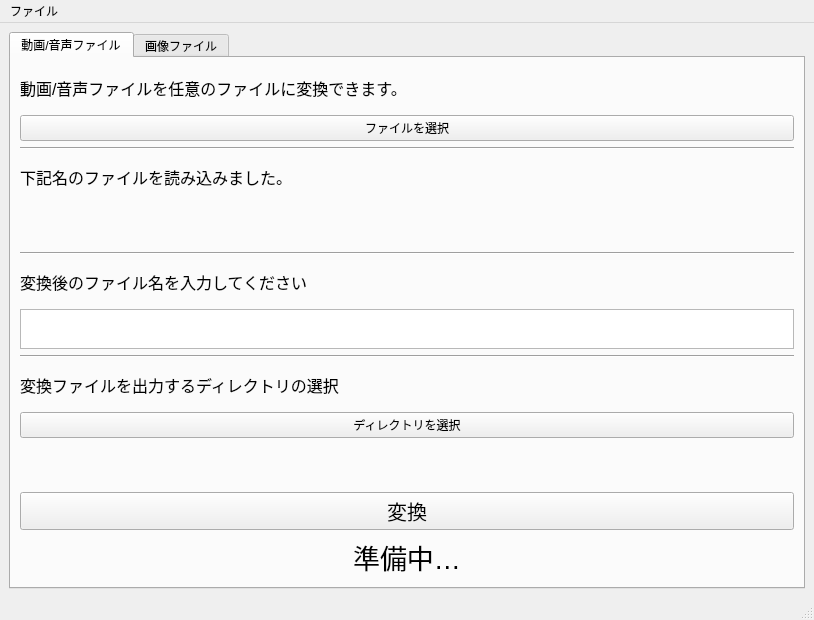
First picture: the form in mainwindow.ui, repository Akasakax/Easy_Converter, before the edit.
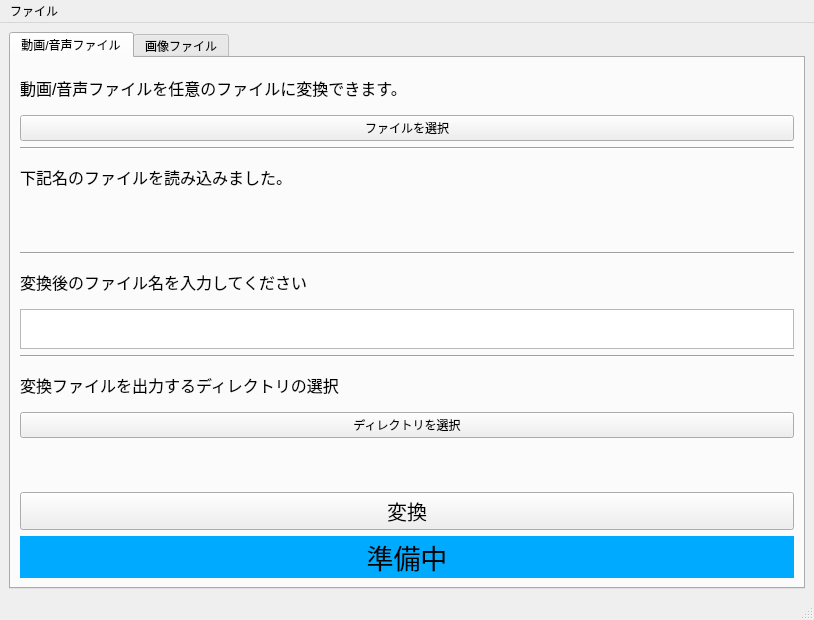
Second picture: the form after the edit.

What changed in the file:
```diff
--- a/mainwindow.ui
+++ b/mainwindow.ui
@@ -189,8 +189,12 @@
             <bold>false</bold>
            </font>
           </property>
+          <property name="styleSheet">
+           <string notr="true">
+background-color:#00aaff ;</string>
+          </property>
           <property name="text">
-           <string>準備中…</string>
+           <string>準備中</string>
           </property>
           <property name="alignment">
            <set>Qt::AlignmentFlag::AlignCenter</set>
```
Left out of the diff: 5 changed lines with no effect on the pictures.
